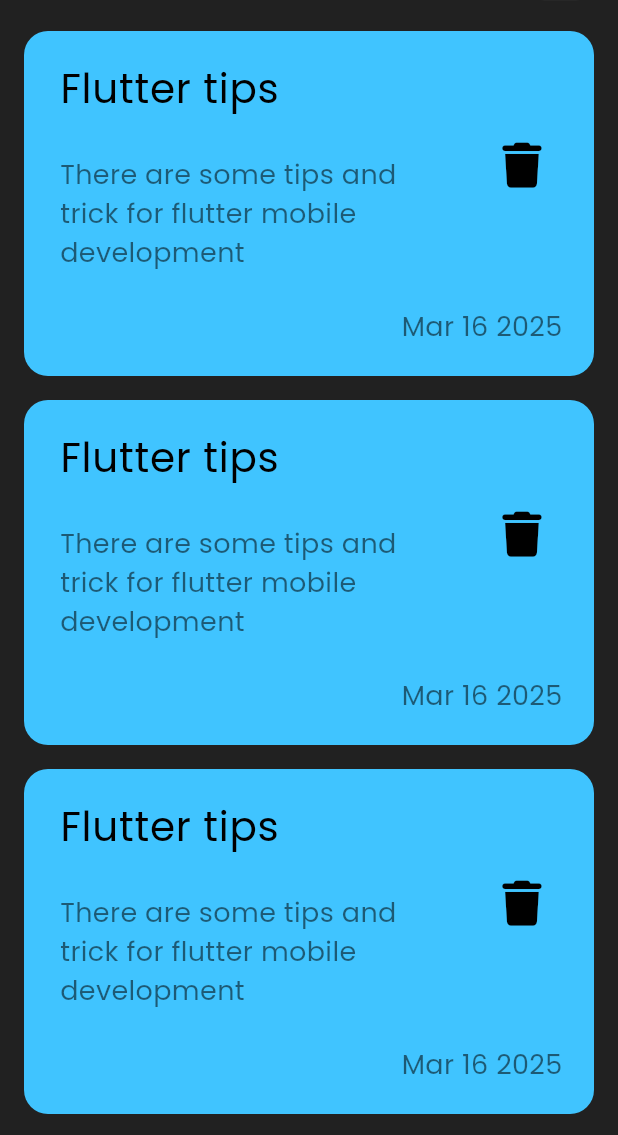
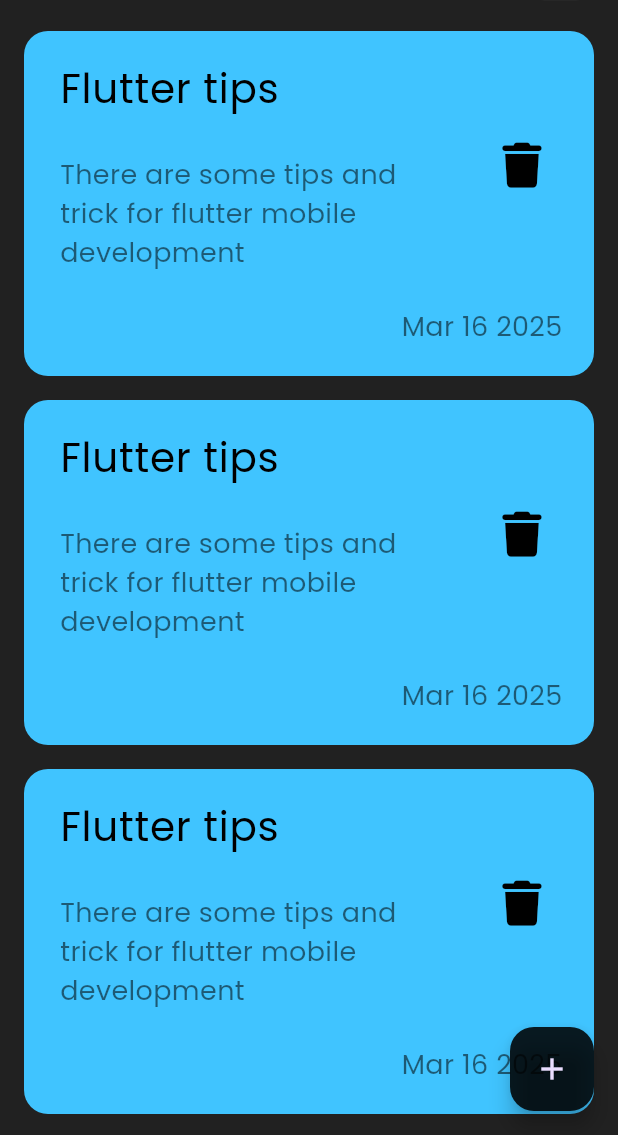
Before and after one commit to Ali-Ahmad-0/notes-app, a Flutter app: the screen it shows after launch, on a phone screen of 412 x 824 dp, the part 101-1236 px from its top. Run offline on Flutter 3.47's test engine with Material 3 defaults, Android fonts, the phone set to English and light mode, and no system bars; our stand-ins replace font_awesome_flutter.

Commit message:
Add floating action button

```diff
--- a/lib/Views/notes_view.dart
+++ b/lib/Views/notes_view.dart
@@ -1,4 +1,5 @@
 import 'package:flutter/material.dart';
+import 'package:font_awesome_flutter/font_awesome_flutter.dart';
 import 'package:notes_app/widgets/customAppBar.dart';
 import 'package:notes_app/widgets/notes_list_view.dart';
 
@@ -8,6 +9,13 @@ class NotesView extends StatelessWidget {
   @override
   Widget build(BuildContext context) {
     return Scaffold(
+      floatingActionButton: FloatingActionButton(
+        backgroundColor: Colors.black87,
+        onPressed: () {},
+        child: Icon(
+          Icons.add,
+        ),
+      ),
       backgroundColor: Colors.grey.shade900,
       body: Padding(
         padding: const EdgeInsets.symmetric(vertical: 10, horizontal: 16),
```
